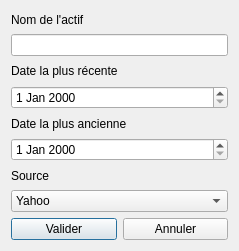
Old version of the form Sources/GUI/import.ui in the repository pchaigno/varsoft.
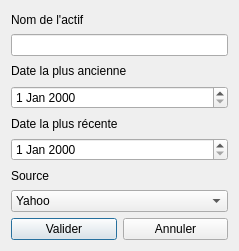
New version of the form.

Commit message: swap of date widget in the import window -> chronological order instead of the reverse

Patch:
```diff
--- a/Sources/GUI/import.ui
+++ b/Sources/GUI/import.ui
@@ -24,16 +24,6 @@
    <item>
     <widget class="QLineEdit" name="textEdit"/>
    </item>
-   <item>
-    <widget class="QLabel" name="label_2">
-     <property name="text">
-      <string>Date la plus récente</string>
-     </property>
-    </widget>
-   </item>
-   <item>
-    <widget class="QDateEdit" name="endDate"/>
-   </item>
    <item>
     <widget class="QLabel" name="label_3">
      <property name="text">
@@ -44,6 +34,16 @@
    <item>
     <widget class="QDateEdit" name="startDate"/>
    </item>
+   <item>
+    <widget class="QLabel" name="label_2">
+     <property name="text">
+      <string>Date la plus récente</string>
+     </property>
+    </widget>
+   </item>
+   <item>
+    <widget class="QDateEdit" name="endDate"/>
+   </item>
    <item>
     <widget class="QLabel" name="label_4">
      <property name="text">
```
